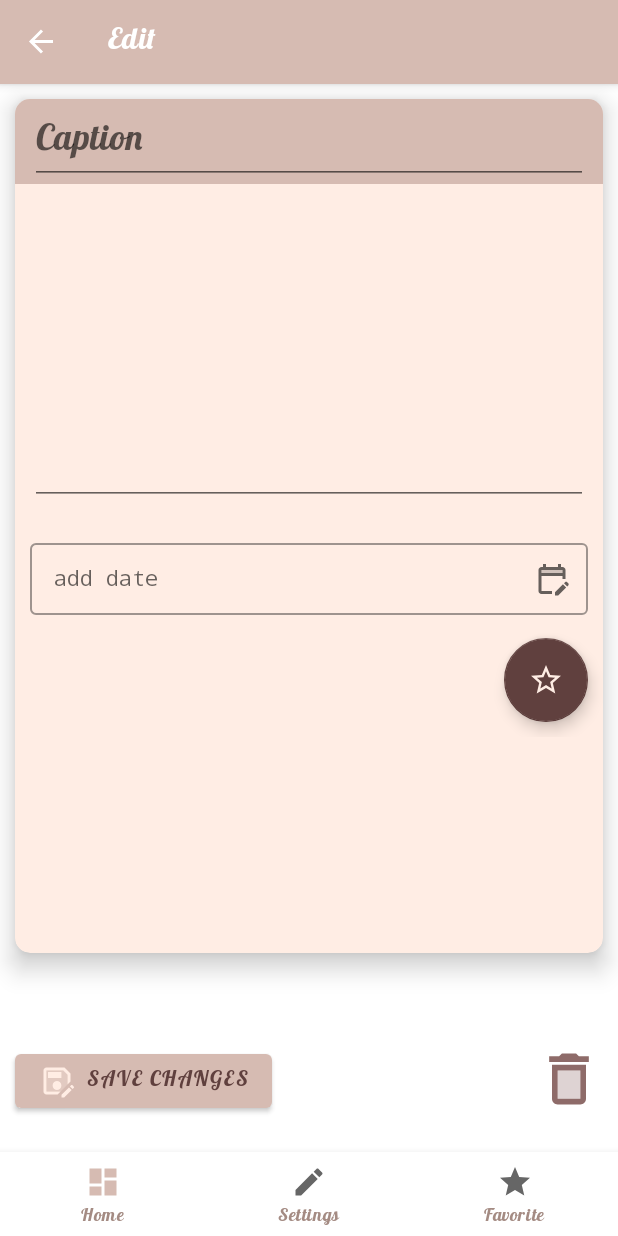
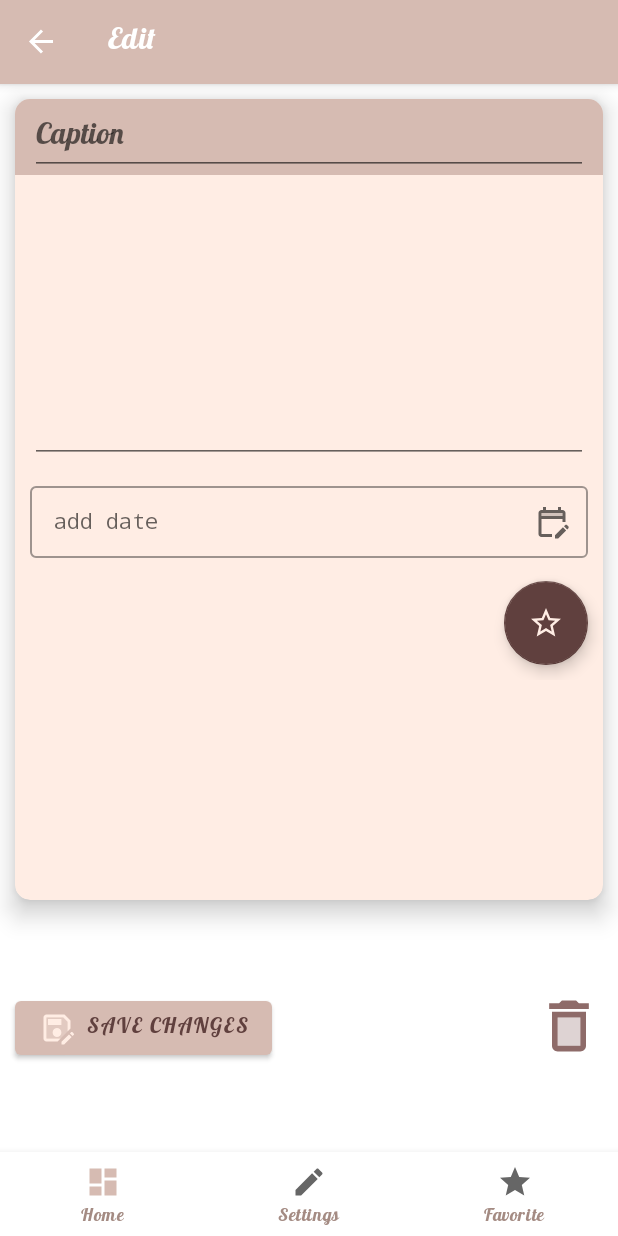
Before and after one commit to Amina1000/NoteAdvanced, an Android app: the DetailFragment screen opened through its navigation route, on a phone screen of 412 x 824 dp. Run offline under Robolectric (Android 15) with nearby library versions, the light colour scheme and no system bars; our stand-ins replace Room's generated code, RxJava, navigation-ui; libraries missing offline, so code that uses them is left out: by.kirich1409.viewbindingdelegate; 9 statements that could not run were skipped.

Commit message:
lesson 5:
1. Поправила разметку для разных экранов

```diff
--- a/app/src/main/AndroidManifest.xml
+++ b/app/src/main/AndroidManifest.xml
@@ -15,6 +15,7 @@
             android:name=".MainActivity"
             android:exported="true"
             android:label="@string/app_name"
+            android:windowSoftInputMode="adjustPan"
             android:screenOrientation="portrait">
             <intent-filter>
                 <action android:name="android.intent.action.MAIN" />
--- a/app/src/main/res/layout/fragment_detail.xml
+++ b/app/src/main/res/layout/fragment_detail.xml
@@ -14,8 +14,8 @@
         app:cardBackgroundColor="@color/primaryLightColor"
         app:cardCornerRadius="10dp"
         app:cardElevation="10dp"
+        app:layout_constraintHeight_percent="0.75"
         app:layout_constraintEnd_toEndOf="parent"
-        app:layout_constraintHeight_percent="0.8"
         app:layout_constraintStart_toStartOf="parent"
         app:layout_constraintTop_toTopOf="parent">
 
@@ -36,7 +36,7 @@
                     android:layout_marginStart="@dimen/margin_small"
                     android:layout_marginEnd="@dimen/margin_small"
                     android:hint="@string/note_caption"
-                    android:textSize="@dimen/header_text_size" />
+                    android:textSize="@dimen/text_size_large" />
             </FrameLayout>
 
             <ScrollView
@@ -54,6 +54,7 @@
                     android:gravity="start"
                     android:inputType="textMultiLine"
                     android:minLines="8"
+                    android:textSize="16sp"
                     android:scrollbars="vertical"
                     tools:text="@string/large_text" />
             </ScrollView>
@@ -64,7 +65,7 @@
                 android:layout_width="match_parent"
                 android:layout_height="wrap_content"
                 android:layout_marginStart="@dimen/margin_small"
-                android:layout_marginTop="@dimen/margin_xx_medium"
+                android:layout_marginTop="@dimen/margin_small"
                 android:layout_marginEnd="@dimen/margin_small"
                 android:hint="@string/add_date"
                 app:endIconCheckable="true"
@@ -102,9 +103,9 @@
         android:layout_width="match_parent"
         android:layout_height="0dp"
         android:layout_gravity="bottom"
+        app:layout_constraintHeight_percent="0.15"
         app:layout_constraintBottom_toBottomOf="parent"
         app:layout_constraintEnd_toEndOf="parent"
-        app:layout_constraintHeight_percent="0.1"
         app:layout_constraintStart_toStartOf="parent">
 
         <com.google.android.material.button.MaterialButton
@@ -120,8 +121,8 @@
 
         <androidx.appcompat.widget.AppCompatImageView
             android:id="@+id/remove_note"
-            android:layout_width="45dp"
-            android:layout_height="45dp"
+            android:layout_width="wrap_content"
+            android:layout_height="wrap_content"
             android:layout_gravity="end"
             android:layout_marginEnd="@dimen/margin_small"
             android:layout_marginBottom="@dimen/margin_small"
--- a/app/src/main/res/values/dimens.xml
+++ b/app/src/main/res/values/dimens.xml
@@ -15,6 +15,7 @@
     <dimen name="margin_x_large">35dp</dimen>
     <dimen name="margin_xx_large">40dp</dimen>
     <dimen name="margin_xxx_large">100dp</dimen>
-    <dimen name="header_text_size">24sp</dimen>
-    <dimen name="date_text_size">16sp</dimen>
+    <dimen name="header_text_size">18sp</dimen>
+    <dimen name="date_text_size">14sp</dimen>
+    <dimen name="text_size_large">20sp</dimen>
 </resources>
```
